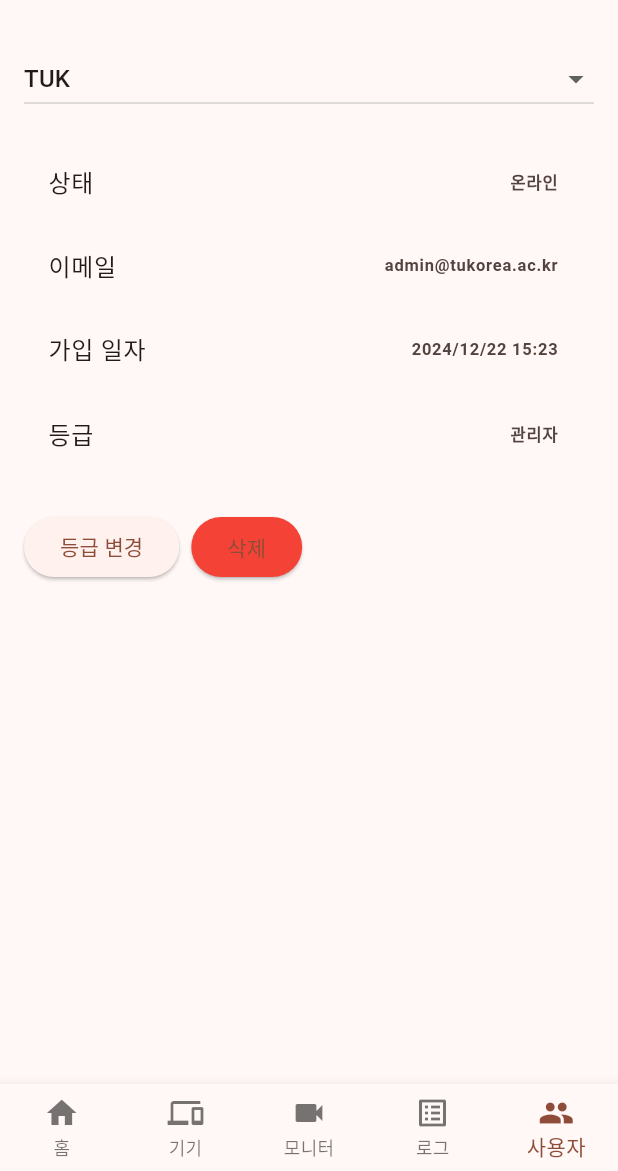
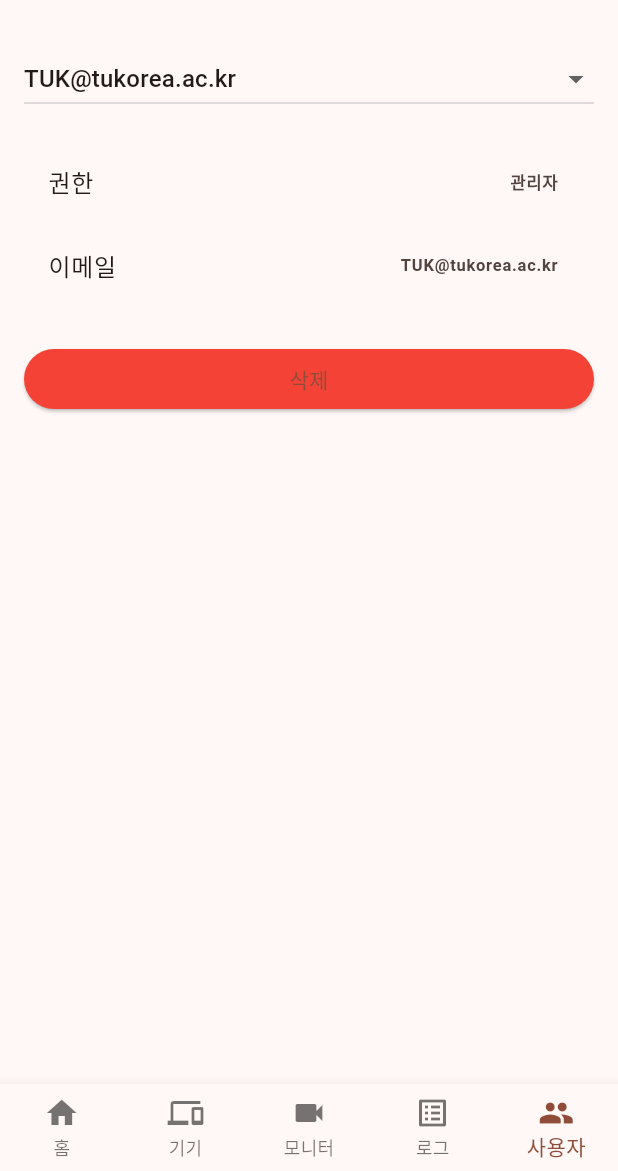
Before and after one commit to Capstone-Tuk-FireDetection/fire-detection-project, a Flutter app: the HomeScaffold screen opened directly, item 5 of the bottom bar chosen, after a tap on the "logout" icon, on a phone screen of 412 x 824 dp, the part 65-1236 px from its top. Run offline on Flutter 3.47's test engine with Material 3 defaults, Android fonts, the phone set to English and light mode, and no system bars; our stand-ins replace shared_preferences; accounts and stored records are empty; Roboto replaces fonts that are missing (Pretendard).

Commit message:
upgrade frontend

```diff
--- /dev/null
+++ b/frontend/devtools_options.yaml
@@ -0,0 +1,3 @@
+description: This file stores settings for Dart & Flutter DevTools.
+documentation: https://docs.flutter.dev/tools/devtools/extensions#configure-extension-enablement-states
+extensions:
--- a/frontend/lib/core/services/auth_service.dart
+++ b/frontend/lib/core/services/auth_service.dart
@@ -1,23 +1,51 @@
-import 'package:flutter/material.dart';
 import 'package:flutter/foundation.dart';
+import 'user_store.dart';
 
 class AuthService with ChangeNotifier {
-  AuthService._private();
-  static final instance = AuthService._private();
+  AuthService._();
+  static final instance = AuthService._();
 
-  // 더미 사용자 상태
   bool _loggedIn = false;
+  String? _email;               // 현재 로그인 이메일
+  String? _role;                // '관리자' | '일반'
+
   bool get loggedIn => _loggedIn;
+  String? get email => _email;
+  String? get role => _role;
 
-  Future<void> signIn(String email, String pw) async {
-    // TODO: 서버 요청 ↔︎ 성공 시
-    await Future.delayed(const Duration(seconds: 1));
+  /// 앱 시작 시 UserStore 초기화
+  Future<void> init() async => UserStore.instance.init();
+
+ // …위쪽 코드 동일…
+  Future<String?> signUp(String email, String pw, String role) async {
+    if (UserStore.instance.contains(email)) {
+      return '이미 존재하는 이메일입니다';
+    }
+    await UserStore.instance.addUser(email, pw, role);
+
+    notifyListeners();           // ⭐️ 신규: UI(UsersScreen) 갱신 트리거
+    return null;                 // null = 성공
+  }
+// …아래쪽 코드 동일…
+
+
+  /// 로그인 (이메일·비밀번호 체크)
+  Future<String?> signIn(String email, String pw) async {
+    final user = UserStore.instance.getUser(email);
+    if (user == null || user['pw'] != pw) {
+      return '이메일 또는 비밀번호가 일치하지 않습니다';
+    }
     _loggedIn = true;
+    _email = email;
+    _role = user['role'];
     notifyListeners();
+    return null;
   }
 
   Future<void> signOut() async {
     _loggedIn = false;
+    _email = null;
+    _role = null;
     notifyListeners();
   }
 }
--- /dev/null
+++ b/frontend/lib/core/services/user_store.dart
@@ -0,0 +1,48 @@
+import 'dart:convert';
+import 'package:shared_preferences/shared_preferences.dart';
+
+class UserStore {
+  static const _kUsersKey = 'users_json';
+  late Map<String, Map<String, String>> _users;
+
+  // 🔹 외부에서 읽기용으로 사용
+  Map<String, Map<String, String>> get allUsers => _users;
+
+  UserStore._();
+  static final instance = UserStore._();
+
+  Future<void> init() async {
+    final prefs = await SharedPreferences.getInstance();
+    final jsonStr = prefs.getString(_kUsersKey);
+
+    if (jsonStr == null) {
+      // ▶ 앱 최초 실행 시 기본 계정 2개 삽입
+      _users = {
+  'TUK@tukorea.ac.kr':  {'pw': '123', 'role': '관리자'},
+  'Tino@tukorea.ac.kr': {'pw': '123', 'role': '일반'},
+};
+      await _persist();
+      return;
+    }
+
+    // 🔑 안전 캐스팅
+    final Map<String, dynamic> raw =
+        json.decode(jsonStr) as Map<String, dynamic>;
+    _users = raw.map((k, v) =>
+        MapEntry(k, Map<String, String>.from(v as Map<String, dynamic>)));
+  }
+
+  Future<void> _persist() async {
+    final prefs = await SharedPreferences.getInstance();
+    await prefs.setString(_kUsersKey, json.encode(_users));
+  }
+
+  bool contains(String email) => _users.containsKey(email);
+
+  Future<void> addUser(String email, String pw, String role) async {
+    _users[email] = {'pw': pw, 'role': role};
+    await _persist();
+  }
+
+  Map<String, String>? getUser(String email) => _users[email];
+}
--- a/frontend/lib/home_scaffold.dart
+++ b/frontend/lib/home_scaffold.dart
@@ -1,4 +1,5 @@
 import 'package:flutter/material.dart';
+import 'core/services/auth_service.dart';   // ★추가
 
 // 각 탭 화면
 import 'screens/dashboard.dart';
@@ -36,9 +37,7 @@ class _HomeScaffoldState extends State<HomeScaffold> {
           IconButton(
             icon: const Icon(Icons.logout),
             tooltip: '로그아웃',
-            onPressed: () {
-              // TODO: 로그아웃 로직
-            },
+           onPressed: () => AuthService.instance.signOut(),
           ),
         ],
       ),
--- a/frontend/lib/main.dart
+++ b/frontend/lib/main.dart
@@ -1,11 +1,11 @@
 import 'package:flutter/material.dart';
 import 'core/auth_gate.dart';
 import 'home_scaffold.dart';
-
+import 'core/services/auth_service.dart';
 
 void main() async {
   WidgetsFlutterBinding.ensureInitialized();
-  // await Firebase.initializeApp();  // 뒤에 Firebase 넣을 때
+  await AuthService.instance.init();   // ← UserStore 초기화
   runApp(const FireDetectionAdminApp());
 }
 
--- a/frontend/lib/screens/users.dart
+++ b/frontend/lib/screens/users.dart
@@ -1,6 +1,8 @@
 import 'package:flutter/material.dart';
+import '../core/services/user_store.dart';
+import '../core/services/auth_service.dart';
 
-/// 사용자 관리 화면
+/// 모든 계정을 실시간 표시하는 사용자 관리 화면
 class UsersScreen extends StatefulWidget {
   const UsersScreen({super.key});
 
@@ -9,76 +11,71 @@ class UsersScreen extends StatefulWidget {
 }
 
 class _UsersScreenState extends State<UsersScreen> {
-  // ─── 예시용 더미 사용자 목록 ──────────────────────────────────────────
-  final List<Map<String, String>> _users = const [
-    {
-      'name': 'TUK',
-      'email': 'admin@tukorea.ac.kr',
-      'role': '관리자',
-      'status': '온라인'
-    },
-    {
-      'name': 'Tino',
-      'email': '123123@tukorea.ac.kr',
-      'role': '일반',
-      'status': '온라인'
-    },
-  ];
-  // ────────────────────────────────────────────────────────────────
-
-  late Map<String, String> _selectedUser;
+  late String _selectedEmail;
 
   @override
   void initState() {
     super.initState();
-    _selectedUser = _users.first; // 초기 선택
+    final emails = UserStore.instance.allUsers.keys.toList();
+    _selectedEmail = emails.first;
+    // AuthService 변경 알림을 수신해 리스트 갱신
+    AuthService.instance.addListener(_refreshOnChange);
+  }
+
+  void _refreshOnChange() {
+    setState(() {
+      // 새로 가입한 계정이 있을 수 있으므로 선택 값 보정
+      if (!UserStore.instance.allUsers.containsKey(_selectedEmail)) {
+        _selectedEmail = UserStore.instance.allUsers.keys.first;
+      }
+    });
+  }
+
+  @override
+  void dispose() {
+    AuthService.instance.removeListener(_refreshOnChange);
+    super.dispose();
   }
 
   @override
   Widget build(BuildContext context) {
+    final users = UserStore.instance.allUsers;
+    final selected = users[_selectedEmail]!;
+
     return ListView(
       padding: const EdgeInsets.all(16),
       children: [
-        // 사용자 선택 드롭다운
+        // 🔽 이메일 기준 드롭다운
         DropdownButton<String>(
-          value: _selectedUser['name'],
+          value: _selectedEmail,
           isExpanded: true,
-          items: _users
-              .map((u) =>
-                  DropdownMenuItem(value: u['name'], child: Text(u['name']!)))
+          items: users.keys
+              .map((email) =>
+                  DropdownMenuItem(value: email, child: Text(email)))
               .toList(),
-          onChanged: (v) =>
-              setState(() => _selectedUser = _users.firstWhere((u) => u['name'] == v)),
+          onChanged: (v) => setState(() => _selectedEmail = v!),
         ),
         const SizedBox(height: 16),
 
-        // 상세 정보
-        _detailTile('상태', _selectedUser['status']!),
-        _detailTile('이메일', _selectedUser['email']!),
-        _detailTile('가입 일자', '2024/12/22 15:23'),
-        _detailTile('등급', _selectedUser['role']!),
+        _detailTile('권한', selected['role']!),
+        _detailTile('이메일', _selectedEmail),
         const SizedBox(height: 24),
 
-        // 액션 버튼
-        Wrap(
-          spacing: 8,
-          children: [
-            ElevatedButton(onPressed: () {}, child: const Text('등급 변경')),
-            ElevatedButton(
-              onPressed: () {},
-              style: ElevatedButton.styleFrom(backgroundColor: Colors.red),
-              child: const Text('삭제'),
-            ),
-          ],
+        // (예시) 계정 삭제 버튼
+        ElevatedButton(
+          style: ElevatedButton.styleFrom(backgroundColor: Colors.red),
+          onPressed: () {
+            // TODO: 삭제 기능이 필요하면 구현
+          },
+          child: const Text('삭제'),
         ),
       ],
     );
   }
 
-  /// 간단한 라벨-값 표시 타일
   Widget _detailTile(String label, String value) => ListTile(
         title: Text(label),
-        trailing:
-            Text(value, style: const TextStyle(fontWeight: FontWeight.w600)),
+        trailing: Text(value,
+            style: const TextStyle(fontWeight: FontWeight.w600)),
       );
 }
--- a/frontend/pubspec.yaml
+++ b/frontend/pubspec.yaml
@@ -9,6 +9,7 @@ environment:
 dependencies:
   flutter:
     sdk: flutter
+  shared_preferences: ^2.2.2
 
 dev_dependencies:
   flutter_test:
```
Also changed, not shown: frontend/lib/screens/login.dart (+17 -9 lines), frontend/lib/screens/register.dart (added, +92 -0 lines), frontend/pubspec.lock, 3 other files.
